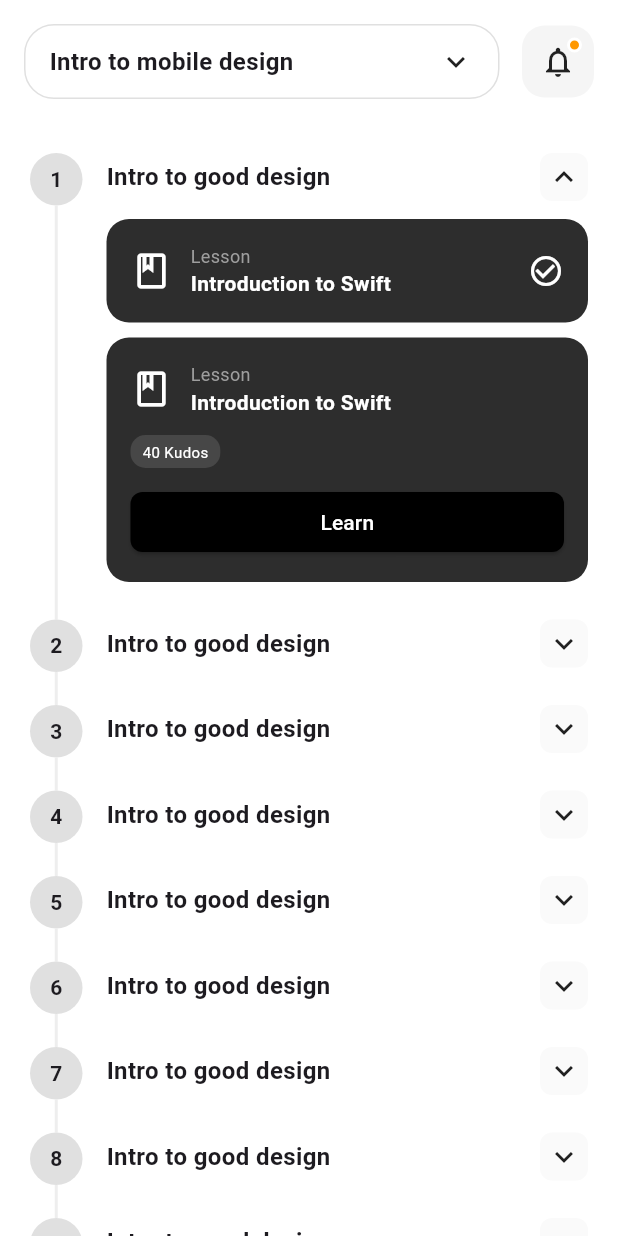
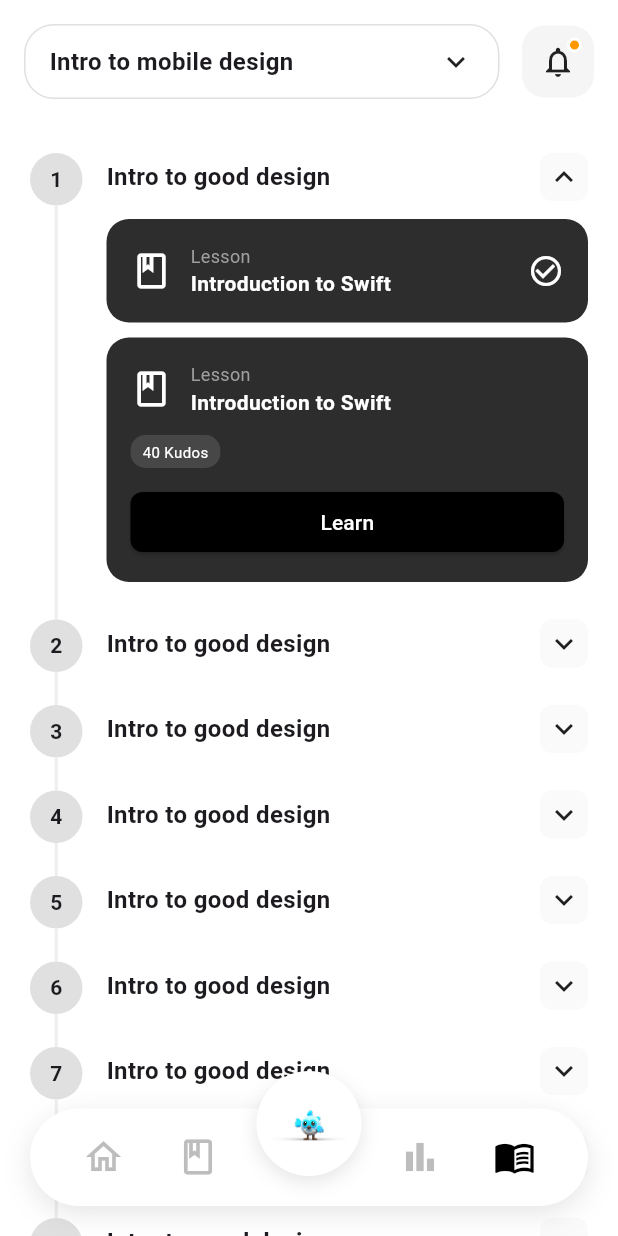
Before and after one commit to AGaafar7/Campy, a Flutter app: the LearnScreen screen opened directly, on a phone screen of 412 x 824 dp. Run offline on Flutter 3.47's test engine with Material 3 defaults, Android fonts, the phone set to English and light mode, and no system bars.

Commit message:
Adding Bottom Navigation Bar and The bird icon asset

```diff
--- a/lib/main.dart
+++ b/lib/main.dart
@@ -21,7 +21,7 @@ class MyApp extends StatelessWidget {
   Widget build(BuildContext context) {
     return MaterialApp(
       theme: ThemeData(colorScheme: .fromSeed(seedColor: Colors.deepPurple)),
-      home: const LearnScreen(),
+      home: const LeaderboardScreen(),
     );
   }
 }
--- a/lib/screens/courses/courses_explore_screen.dart
+++ b/lib/screens/courses/courses_explore_screen.dart
@@ -1,3 +1,4 @@
+import 'package:campy/shared/widgets/custom_bottom_bar.dart';
 import 'package:flutter/material.dart';
 
 class CoursesExploreScreen extends StatefulWidget {
@@ -113,6 +114,10 @@ class _CoursesExploreScreenState extends State<CoursesExploreScreen> {
             ],
           ),
         ),
+        bottomNavigationBar: CustomBottomBar(
+          currentIndex: 1,
+          onTap: (value) {},
+        ),
       ),
     );
   }
--- a/lib/screens/home_screen.dart
+++ b/lib/screens/home_screen.dart
@@ -1,3 +1,4 @@
+import 'package:campy/shared/widgets/custom_bottom_bar.dart';
 import 'package:flutter/material.dart';
 
 class HomeScreen extends StatefulWidget {
@@ -307,6 +308,10 @@ class _HomeScreenState extends State<HomeScreen> {
             ],
           ),
         ),
+        bottomNavigationBar: CustomBottomBar(
+          currentIndex: 0,
+          onTap: (value) {},
+        ),
       ),
     );
   }
--- a/lib/screens/leaderboard/leaderboard_screen.dart
+++ b/lib/screens/leaderboard/leaderboard_screen.dart
@@ -1,3 +1,4 @@
+import 'package:campy/shared/widgets/custom_bottom_bar.dart';
 import 'package:flutter/material.dart';
 
 class LeaderboardScreen extends StatelessWidget {
@@ -6,6 +7,7 @@ class LeaderboardScreen extends StatelessWidget {
   @override
   Widget build(BuildContext context) {
     return Scaffold(
+      extendBody: true,
       backgroundColor: Colors.white,
       appBar: AppBar(
         backgroundColor: Colors.white,
@@ -69,10 +71,16 @@ class LeaderboardScreen extends StatelessWidget {
                 _buildLeaderboardRow("8", "Ricardo Veum", "32 kudos", false),
                 _buildLeaderboardRow("9", "Gary Sanford", "31 kudos", false),
                 _buildLeaderboardRow("10", "Becky Bartell", "30 kudos", false),
+                _buildLeaderboardRow("10", "Becky Bartell", "30 kudos", false),
+                _buildLeaderboardRow("10", "Becky Bartell", "30 kudos", false),
               ],
             ),
           ),
         ],
+      ),
+      bottomNavigationBar: Theme(
+        data: Theme.of(context).copyWith(canvasColor: Colors.transparent),
+        child: CustomBottomBar(currentIndex: 2, onTap: (value) {}),
       ),
     );
   }
--- a/lib/screens/learn/learn_screen.dart
+++ b/lib/screens/learn/learn_screen.dart
@@ -1,3 +1,4 @@
+import 'package:campy/shared/widgets/custom_bottom_bar.dart';
 import 'package:flutter/material.dart';
 
 class LearnScreen extends StatefulWidget {
@@ -14,8 +15,10 @@ class _LearnScreenState extends State<LearnScreen> {
   @override
   Widget build(BuildContext context) {
     return Scaffold(
+      extendBody: true,
       backgroundColor: Colors.white,
       body: SafeArea(
+        bottom: false,
         child: Column(
           children: [
             // Top Header Section
@@ -23,13 +26,19 @@ class _LearnScreenState extends State<LearnScreen> {
 
             Expanded(
               child: SingleChildScrollView(
-                padding: const EdgeInsets.symmetric(horizontal: 20),
+                padding: const EdgeInsets.only(
+                  left: 20,
+                  right: 20,
+                  top: 0,
+                  bottom: 110, // Adjust this based on your navbar height + gap
+                ),
                 child: Column(
                   children: [
                     const SizedBox(height: 20),
                     // Vertical List of Lessons
                     ListView.builder(
                       shrinkWrap: true,
+                      padding: EdgeInsets.zero,
                       physics: const NeverScrollableScrollPhysics(),
                       itemCount: 10,
                       itemBuilder: (context, index) {
@@ -46,6 +55,10 @@ class _LearnScreenState extends State<LearnScreen> {
             ),
           ],
         ),
+      ),
+      bottomNavigationBar: Theme(
+        data: Theme.of(context).copyWith(canvasColor: Colors.transparent),
+        child: CustomBottomBar(currentIndex: 3, onTap: (value) {}),
       ),
     );
   }
--- /dev/null
+++ b/lib/shared/widgets/custom_bottom_bar.dart
@@ -0,0 +1,100 @@
+import 'package:flutter/material.dart';
+
+class CustomBottomBar extends StatelessWidget {
+  final int currentIndex;
+  final Function(int) onTap;
+
+  const CustomBottomBar({
+    super.key,
+    required this.currentIndex,
+    required this.onTap,
+  });
+
+  @override
+  Widget build(BuildContext context) {
+    return Container(
+      height: 110, // Total height to accommodate the bird and the bar
+      color: Colors.transparent,
+      child: Stack(
+        alignment: Alignment.bottomCenter,
+        children: [
+          // 1. The Main Floating Bar (The Pill)
+          Positioned(
+            bottom: 20,
+            left: 20,
+            right: 20,
+            child: Container(
+              height: 65,
+              decoration: BoxDecoration(
+                color: Colors.white,
+                borderRadius: BorderRadius.circular(40),
+                boxShadow: [
+                  BoxShadow(
+                    color: Colors.black.withOpacity(0.1),
+                    blurRadius: 15,
+                    offset: const Offset(0, 5),
+                  ),
+                ],
+              ),
+              child: Row(
+                mainAxisAlignment: MainAxisAlignment.spaceEvenly,
+                children: [
+                  _buildNavItem(Icons.home_outlined, Icons.home, 0),
+                  _buildNavItem(Icons.book_outlined, Icons.book, 1),
+
+                  // Empty space for the Bird Icon
+                  const SizedBox(width: 50),
+
+                  _buildNavItem(Icons.bar_chart_outlined, Icons.bar_chart, 2),
+                  _buildNavItem(Icons.menu_book_outlined, Icons.menu_book, 3),
+                ],
+              ),
+            ),
+          ),
+
+          // 2. The Floating Bird Icon
+          Positioned(
+            bottom: 40,
+            child: GestureDetector(
+              onTap: () => onTap(4), // Special index for the bird
+              child: Container(
+                height: 70,
+                width: 70,
+                decoration: BoxDecoration(
+                  color: Colors.white,
+                  shape: BoxShape.circle,
+                  boxShadow: [
+                    BoxShadow(
+                      color: Colors.black.withOpacity(0.1),
+                      blurRadius: 10,
+                      offset: const Offset(0, 4),
+                    ),
+                  ],
+                ),
+                child: Padding(
+                  padding: const EdgeInsets.all(10.0),
+                  child: Image.asset(
+                    'assets/bird_icon.png',
+                    fit: BoxFit.contain,
+                  ),
+                ),
+              ),
+            ),
+          ),
+        ],
+      ),
+    );
+  }
+
+  Widget _buildNavItem(IconData outlineIcon, IconData solidIcon, int index) {
+    bool isSelected = currentIndex == index;
+    return GestureDetector(
+      onTap: () => onTap(index),
+      child: Icon(
+        isSelected ? solidIcon : outlineIcon,
+        size: 28,
+        color: isSelected ? Colors.black : Colors.grey.shade400,
+      ),
+    );
+  }
+}
```
Also changed, not shown: assets/bird_icon.png (added).
